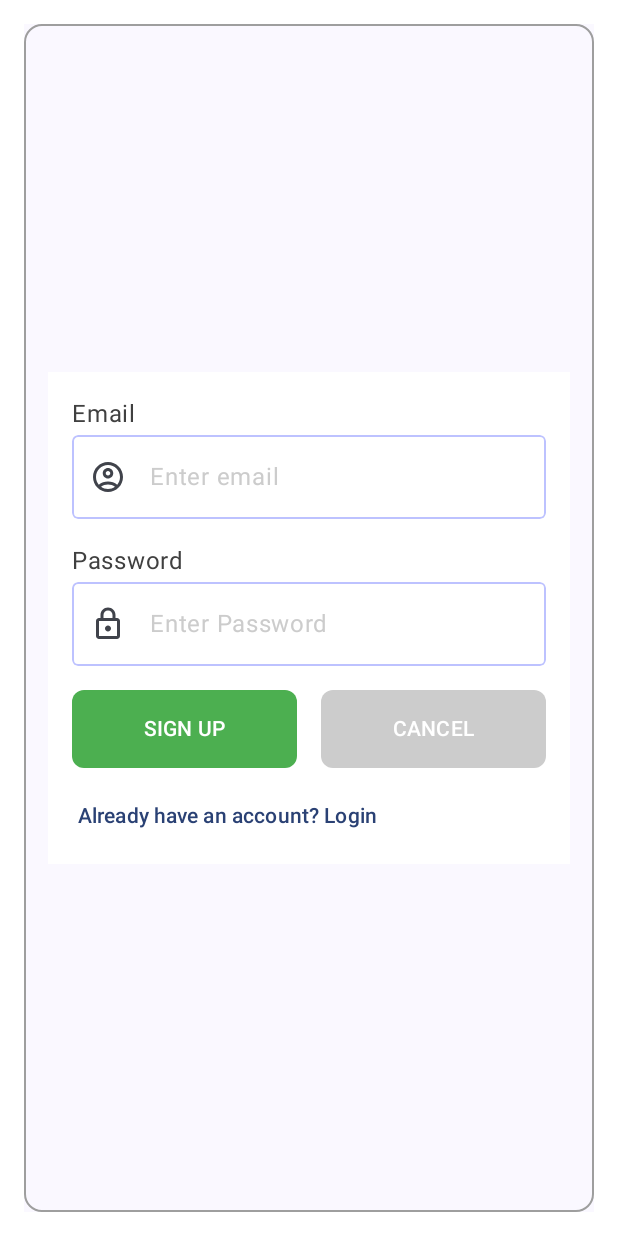
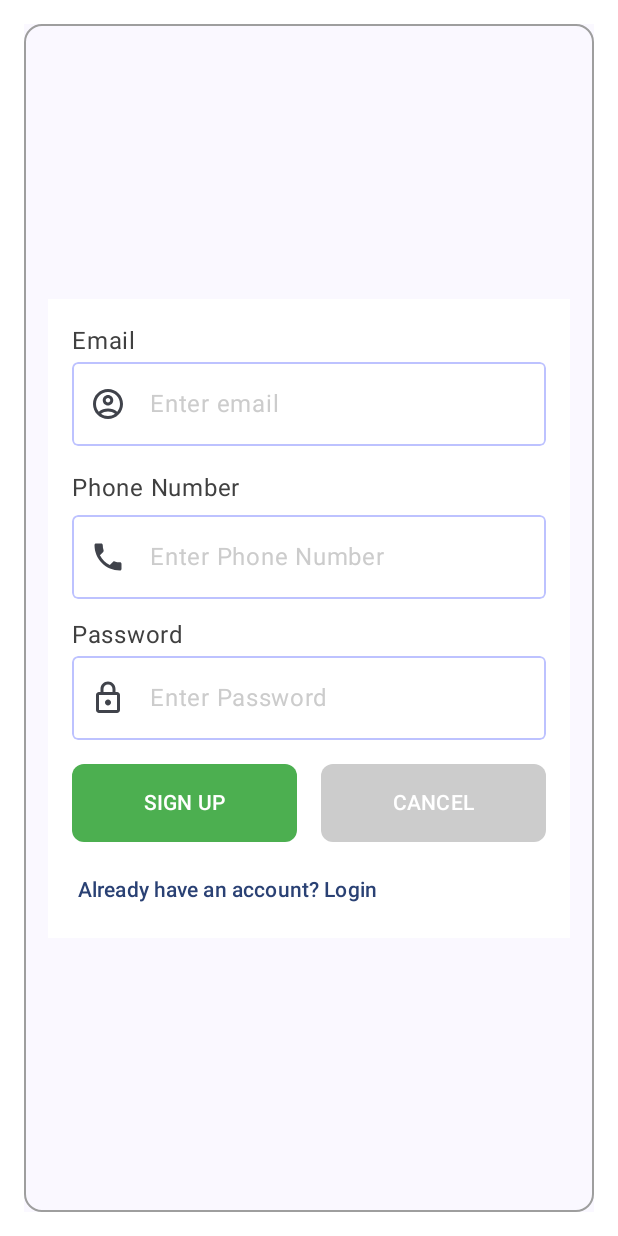
Before and after one commit to pdimu/MastroPal-Your-Friend-Your-Teacher, an Android app built with Jetpack Compose: the composable SignUp shown on its own in the app's theme, on a phone screen of 412 x 824 dp. Run offline under Robolectric (Android 15) with nearby library versions, the phone set to English and light mode, and no system bars; our stand-ins replace Firebase (no records; nobody signed in at launch, a user with empty details on screens opened directly).

Commit message:
Mastro Pal - Tutor App

```diff
--- a/app/src/main/java/com/example/tutorapp1/MainActivity.kt
+++ b/app/src/main/java/com/example/tutorapp1/MainActivity.kt
@@ -39,7 +39,7 @@ class MainActivity : ComponentActivity() {
         //  TEST DB WRITE
         FirebaseDatabase.getInstance().reference
             .child("connection_test")
-            .setValue("Connected! + 6")
+            .setValue("Connected! + 12")
             .addOnSuccessListener {
                 Log.d("FirebaseCheck", "✅ Firebase connected and write successful")
             }
@@ -53,7 +53,7 @@ class MainActivity : ComponentActivity() {
         enableEdgeToEdge()
         setContent {
             var loggedInUid by remember { mutableStateOf<String?>(null) }
-            var showSignUp by remember { mutableStateOf(true) }
+            var showSignUp by remember { mutableStateOf(false) }
             var loggedInEmail by remember { mutableStateOf<String?>(null) }
 
             TutorApp1Theme {
--- a/app/src/main/java/com/example/tutorapp1/SignUp.kt
+++ b/app/src/main/java/com/example/tutorapp1/SignUp.kt
@@ -21,6 +21,7 @@ import androidx.compose.material.icons.Icons
 import androidx.compose.material.icons.filled.AccountBox
 import androidx.compose.material.icons.filled.AccountCircle
 import androidx.compose.material.icons.filled.Lock
+import androidx.compose.material.icons.filled.Phone
 import androidx.compose.material.icons.materialIcon
 import androidx.compose.material.icons.outlined.AccountBox
 import androidx.compose.material.icons.outlined.AccountCircle
@@ -66,6 +67,7 @@ fun SignUp(
 
     val emailEntered = remember { mutableStateOf("") }
     val passwordEntered = remember { mutableStateOf("") }
+    val phoneEntered = remember { mutableStateOf("") }
 
     Surface (
         modifier = Modifier
@@ -98,7 +100,6 @@ fun SignUp(
                     val isFocused by interactionSource.collectIsFocusedAsState()
 
                     CallNormalTextFieldText(NormalText = "Email")
-
                     OutlinedTextField(
                         value = emailEntered.value,
                         onValueChange = { emailEntered.value = it },
@@ -127,9 +128,32 @@ fun SignUp(
                             .fillMaxWidth()
                     )
 
+                    CallNormalTextFieldText(NormalText = "Phone Number")
+                    OutlinedTextField(
+                        value = phoneEntered.value,
+                        onValueChange = { phoneEntered.value = it },
+                        placeholder = { Text("Enter Phone Number") },
+                        keyboardOptions = KeyboardOptions(keyboardType = KeyboardType.Phone),
+                        colors = OutlinedTextFieldDefaults.colors(
+                            focusedBorderColor = AppColors.TextFieldFocusedBorder,
+                            unfocusedBorderColor = AppColors.TextFieldColorsBorder,
+                            cursorColor = AppColors.TextFieldCursor,
+                            focusedPlaceholderColor = AppColors.Placeholder,
+                            unfocusedPlaceholderColor = Color.LightGray
+                        ),
+                        leadingIcon = {
+                            Icon(
+                                imageVector = Icons.Filled.Phone,
+                                contentDescription = "Phone"
+                            )
+                        },
+                        modifier = Modifier
+                            .padding(horizontal = 8.dp, vertical = 4.dp)
+                            .clip(RoundedCornerShape(4.dp))
+                            .fillMaxWidth()
+                    )
+
                     CallNormalTextFieldText(NormalText = "Password")
-
-
                     OutlinedTextField(
                         value = passwordEntered.value,
                         onValueChange = { passwordEntered.value = it },
@@ -176,7 +200,12 @@ fun SignUp(
                                                 FirebaseDatabase.getInstance().reference
                                                     .child("Users")
                                                     .child(uid)
-                                                    .setValue(mapOf("email" to email))
+                                                    .setValue(
+                                                        mapOf(
+                                                        "email" to email,
+                                                        "phone" to phoneEntered.value
+                                                        )
+                                                    )
                                                 onSignUpSuccess(email)
                                             } else {
                                                 Toast.makeText(context, task.exception?.message ?: "Error occurred", Toast.LENGTH_SHORT).show()
```
Also changed, not shown: app/src/main/java/com/example/tutorapp1/HomeScreen.kt (+32 -7 lines), app/src/main/java/com/example/tutorapp1/UserDetailFetcher.kt (added, +35 -0 lines), app/src/main/java/com/example/tutorapp1/UserProfile.kt (+35 -4 lines).
